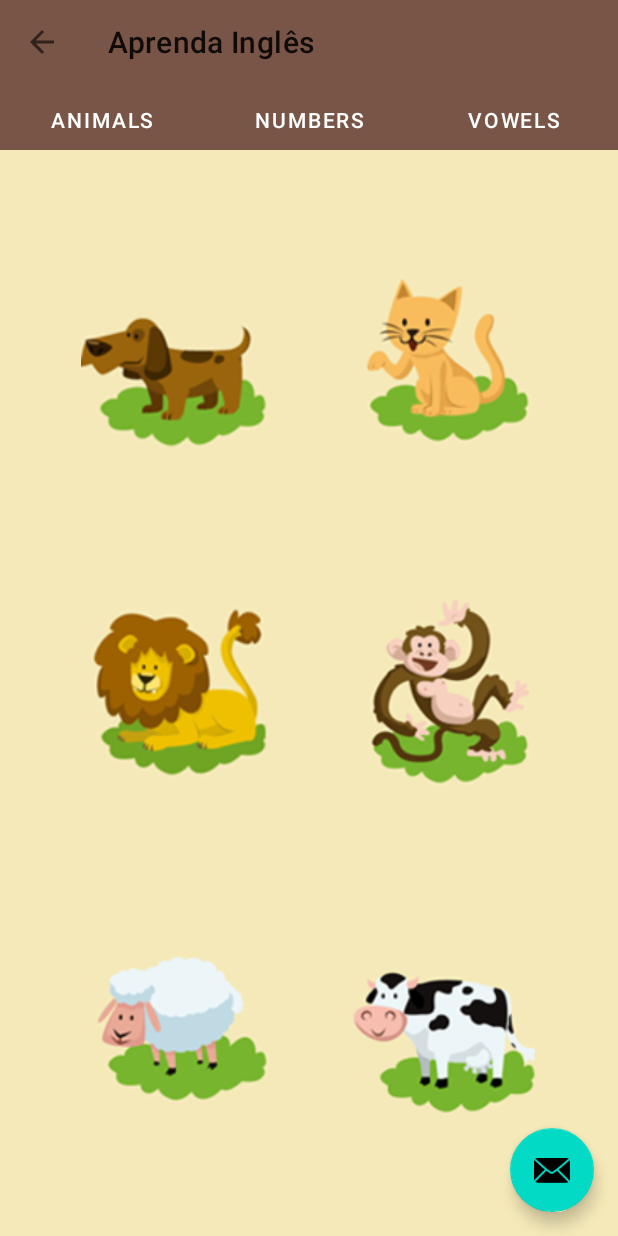
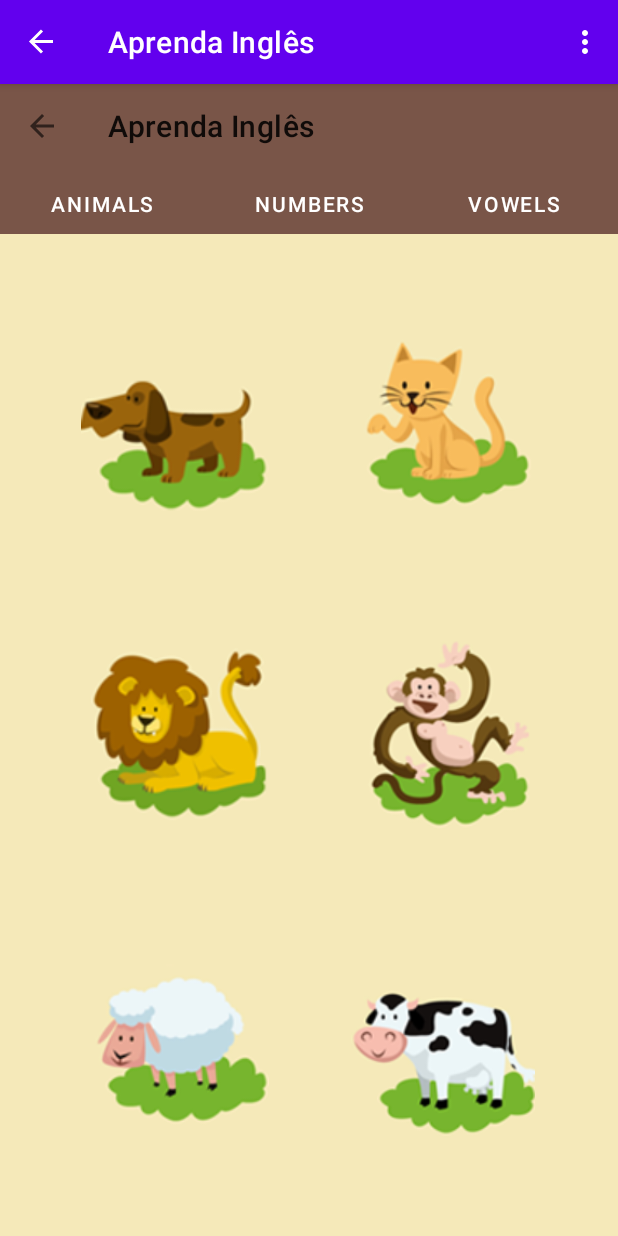
Before and after one commit to Matheus-MNS/android-udemy-course, an Android app: the screen it shows after launch (MainActivity), in the side drawer, after a tap on "Aprenda Inglês", on a phone screen of 412 x 824 dp. Run offline under Robolectric (Android 15) with nearby library versions, the phone set to English and light mode, and no system bars; our stand-ins replace navigation-ui.

Commit message:
My annotations configured and layout implemented

```diff
--- a/app/build.gradle
+++ b/app/build.gradle
@@ -41,8 +41,8 @@ dependencies {
     implementation "org.jetbrains.kotlin:kotlin-stdlib:$kotlin_version"
 
     // Android x library
-    implementation 'androidx.core:core-ktx:1.3.2'
-    implementation 'androidx.appcompat:appcompat:1.2.0'
+    implementation 'androidx.core:core-ktx:1.5.0'
+    implementation 'androidx.appcompat:appcompat:1.3.0'
     implementation 'androidx.constraintlayout:constraintlayout:2.0.4'
     implementation 'androidx.lifecycle:lifecycle-livedata-ktx:2.3.1'
     implementation 'androidx.lifecycle:lifecycle-viewmodel-ktx:2.3.1'
--- a/app/src/main/java/com/matheus/androidudemycourse/MainActivity.kt
+++ b/app/src/main/java/com/matheus/androidudemycourse/MainActivity.kt
@@ -23,14 +23,15 @@ class MainActivity : AppCompatActivity() {
         binding = ActivityMainBinding.inflate(layoutInflater)
         setContentView(binding.root)
 
+        val navController = findNavController(R.id.nav_host_fragment)
         setSupportActionBar(binding.appBarMain.toolbar)
+        appBarConfiguration = AppBarConfiguration(setOf(R.id.nav_home), binding.drawerLayout)
 
-        binding.appBarMain.fab.setOnClickListener { view ->
-            Snackbar.make(view, "Replace with your own action", Snackbar.LENGTH_LONG)
-                .setAction("Action", null).show()
-        }
-        val navController = findNavController(R.id.nav_host_fragment)
-        appBarConfiguration = AppBarConfiguration(setOf(R.id.nav_home), binding.drawerLayout)
+//        binding.appBarMain.fab.setOnClickListener { view ->
+//            Snackbar.make(view, "Replace with your own action", Snackbar.LENGTH_LONG)
+//                .setAction("Action", null).show()
+//        }
+
         setupActionBarWithNavController(navController, appBarConfiguration)
         binding.navView.setNavigationItemSelectedListener { menuItem ->
             when (menuItem.itemId) {
--- a/app/src/main/java/com/matheus/androidudemycourse/feature/home/HomeFragment.kt
+++ b/app/src/main/java/com/matheus/androidudemycourse/feature/home/HomeFragment.kt
@@ -20,12 +20,9 @@ class HomeFragment : Fragment() {
         inflater: LayoutInflater,
         container: ViewGroup?,
         savedInstanceState: Bundle?
-    ): View? {
+    ): View {
         binding = FragmentHomeBinding.inflate(inflater, container, false)
         return binding.root
     }
 
-    override fun onViewCreated(view: View, savedInstanceState: Bundle?) {
-        super.onViewCreated(view, savedInstanceState)
-    }
 }
--- a/app/src/main/java/com/matheus/androidudemycourse/feature/learn_english/fragments/MainLearnEnglishFragment.kt
+++ b/app/src/main/java/com/matheus/androidudemycourse/feature/learn_english/fragments/MainLearnEnglishFragment.kt
@@ -5,7 +5,6 @@ import androidx.fragment.app.Fragment
 import android.view.LayoutInflater
 import android.view.View
 import android.view.ViewGroup
-import androidx.appcompat.app.AppCompatActivity
 import com.matheus.androidudemycourse.databinding.FragmentMainLearnEnglishBinding
 import com.matheus.androidudemycourse.R
 import com.matheus.androidudemycourse.feature.learn_english.adapter.LearnEnglishAdapter
@@ -39,7 +38,7 @@ class MainLearnEnglishFragment : Fragment() {
     }
 
     private fun setupView() {
-        changeStatusBarColor(R.color.color_primary_dark_learn_english)
+        changeStatusBarColor(R.color.dark_brown)
 
         handleActionBarVisibility(HIDE)
         with(binding) {
--- /dev/null
+++ b/app/src/main/res/drawable/ic_annotations.xml
@@ -0,0 +1,18 @@
+<vector xmlns:android="http://schemas.android.com/apk/res/android"
+    android:width="381dp"
+    android:height="381dp"
+    android:viewportWidth="381.53418"
+    android:viewportHeight="381">
+  <path
+      android:fillColor="#FF000000"
+      android:pathData="m370.59,231.965c-5.523,0 -10,4.477 -10,10v88.793c-0.02,16.559 -13.438,29.98 -30,30h-280.59c-16.563,-0.02 -29.98,-13.441 -30,-30v-260.59c0.02,-16.563 13.438,-29.98 30,-30h88.789c5.523,0 10,-4.477 10,-10 0,-5.523 -4.477,-10 -10,-10h-88.789c-27.602,0.031 -49.969,22.398 -50,50v260.59c0.031,27.602 22.398,49.969 50,50h280.59c27.602,-0.031 49.969,-22.398 50,-50v-88.789c0,-5.523 -4.477,-10.004 -10,-10.004zM370.59,231.965"/>
+  <path
+      android:fillColor="#FF000000"
+      android:pathData="m156.367,179.344 l146.012,-146.016 47.09,47.09 -146.012,146.016zM156.367,179.344"/>
+  <path
+      android:fillColor="#FF000000"
+      android:pathData="m132.543,250.258 l52.039,-14.414 -37.625,-37.625zM132.543,250.258"/>
+  <path
+      android:fillColor="#FF000000"
+      android:pathData="m362.488,8.578c-9.77,-9.746 -25.586,-9.746 -35.355,0l-10.605,10.605 47.09,47.09 10.605,-10.605c9.75,-9.77 9.75,-25.586 0,-35.355zM362.488,8.578"/>
+</vector>
--- a/app/src/main/res/layout/app_bar_main.xml
+++ b/app/src/main/res/layout/app_bar_main.xml
@@ -24,13 +24,4 @@
         android:id="@+id/contentMain"
         layout="@layout/content_main" />
 
-    <com.google.android.material.floatingactionbutton.FloatingActionButton
-        android:id="@+id/fab"
-        android:layout_width="wrap_content"
-        android:layout_height="wrap_content"
-        android:layout_gravity="bottom|end"
-        android:layout_margin="@dimen/fab_margin"
-        app:srcCompat="@android:drawable/ic_dialog_email"
-        android:contentDescription="@string/app_name" />
-
 </androidx.coordinatorlayout.widget.CoordinatorLayout>
--- a/app/src/main/res/layout/fragment_main_learn_english.xml
+++ b/app/src/main/res/layout/fragment_main_learn_english.xml
@@ -10,7 +10,7 @@
         android:id="@+id/learnEnglishToolbar"
         android:layout_width="match_parent"
         android:layout_height="?attr/actionBarSize"
-        android:background="@color/color_primary_learn_english"
+        android:background="@color/light_brown"
         app:layout_constraintEnd_toEndOf="parent"
         app:layout_constraintStart_toStartOf="parent"
         app:layout_constraintTop_toTopOf="parent"
@@ -20,7 +20,7 @@
         android:id="@+id/learnEnglishTabLayout"
         android:layout_width="match_parent"
         android:layout_height="wrap_content"
-        android:background="@color/color_primary_learn_english"
+        android:background="@color/light_brown"
         android:focusable="true"
         app:layout_constraintEnd_toEndOf="parent"
         app:layout_constraintStart_toStartOf="parent"
--- a/app/src/main/res/menu/activity_main_drawer.xml
+++ b/app/src/main/res/menu/activity_main_drawer.xml
@@ -8,6 +8,11 @@
             android:id="@+id/nav_home"
             android:icon="@drawable/ic_main"
             android:title="@string/home" />
+        <item
+            android:id="@+id/nav_my_annotations"
+            android:icon="@drawable/ic_annotations"
+            android:title="@string/my_annotations"
+            />
         <item
             android:id="@+id/nav_learn_english"
             android:icon="@drawable/ic_language"
--- a/app/src/main/res/navigation/main_navigation.xml
+++ b/app/src/main/res/navigation/main_navigation.xml
@@ -10,6 +10,11 @@
         android:name="com.matheus.androidudemycourse.feature.home.HomeFragment"
         android:label="@string/home"
         tools:layout="@layout/fragment_home" />
+    <fragment
+        android:id="@+id/nav_my_annotations"
+        android:name="com.matheus.androidudemycourse.feature.my_annotations.MyAnnotationsFragment"
+        android:label="@string/my_annotations"
+        tools:layout="@layout/fragment_my_annotations" />
     <fragment
         android:id="@+id/nav_learn_english"
         android:name="com.matheus.androidudemycourse.feature.learn_english.fragments.MainLearnEnglishFragment"
@@ -41,4 +46,5 @@
         android:label="@string/heads_or_tails"
         tools:layout="@layout/fragment_main_heads_or_tails" />
 
+
 </navigation>
--- a/app/src/main/res/values/colors.xml
+++ b/app/src/main/res/values/colors.xml
@@ -12,9 +12,9 @@
     <color name="gradiente_end">#434343</color>
     <color name="tab_layout_background">#00D95A</color>
     <color name="indicator_color">#09AF4A</color>
-    <color name="color_primary_learn_english">#795548</color>
-    <color name="color_primary_dark_learn_english">#5D4037</color>
-    <color name="color_accent_dark_learnEnglish">#5D4037</color>
+    <color name="light_brown">#795548</color>
+    <color name="dark_brown">#5D4037</color>
+    <color name="brown">#5D4037</color>
     <color name="background_fragment_animals">#F5E9B9</color>
     <color name="background_fragment_numbers">#E9D0A1</color>
     <color name="background_fragment_vowels">#F6BB75</color>
--- a/app/src/main/res/values/strings.xml
+++ b/app/src/main/res/values/strings.xml
@@ -83,4 +83,6 @@
     <string name="subtitle_video">2018 1 Temporada</string>
     <string name="storyline_video">Rick Sanchez é um cientista genial e alcoólatra que foi morar com a família de sua filha (Beth), uma cirurgiã cardíaca de equinos. Ele divide seu tempo entre desenvolver projetos altamente tecnológicos em seu laboratório (garagem da casa de Beth) e levar seu neto de 14 anos Morty em aventuras perigosas e surreais pelo Multiverso. Combinados com tensões preexistentes dentro da família, esses eventos causam ao sensível Morty muito angústia em casa e na escola.</string>
 
+    <!--    My Annotions -->
+    <string name="my_annotations">Minhas Anotações</string>
 </resources>
```
Also changed, not shown: app/src/main/java/com/matheus/androidudemycourse/feature/my_annotations/MyAnnotationsFragment.kt (added, +56 -0 lines), app/src/main/res/drawable/ic_save_annotations.xml (added, +10 -0 lines), app/src/main/res/layout/fragment_my_annotations.xml (added, +64 -0 lines), app/src/main/res/drawable/my_annotations_logo.png (added).
